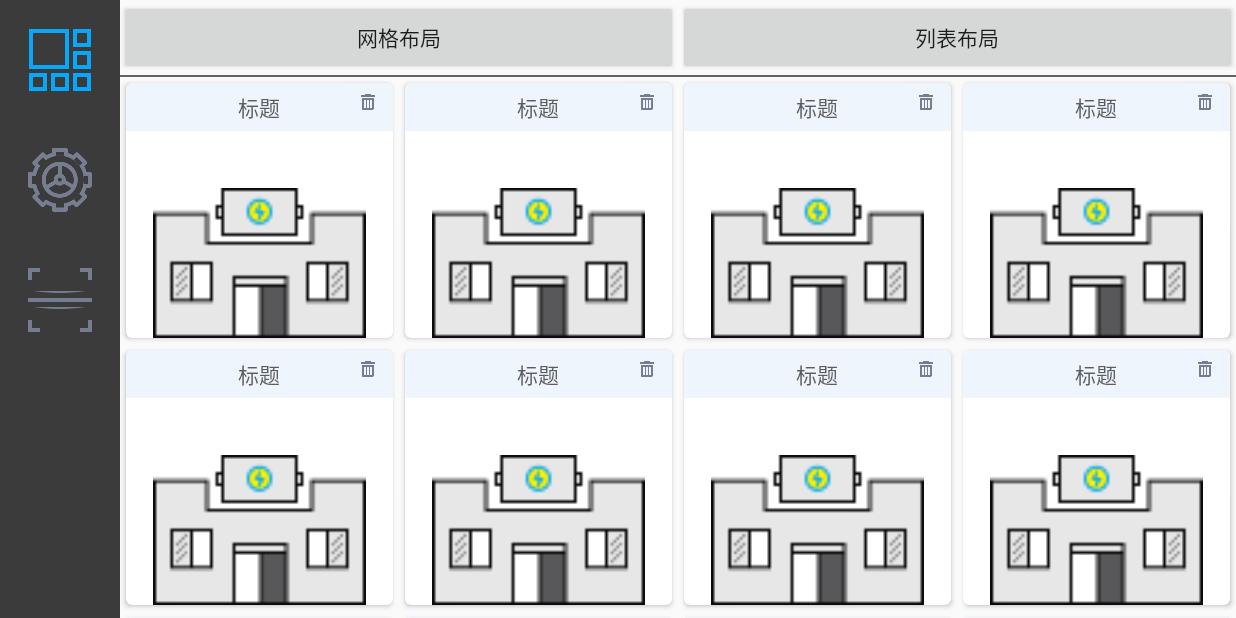
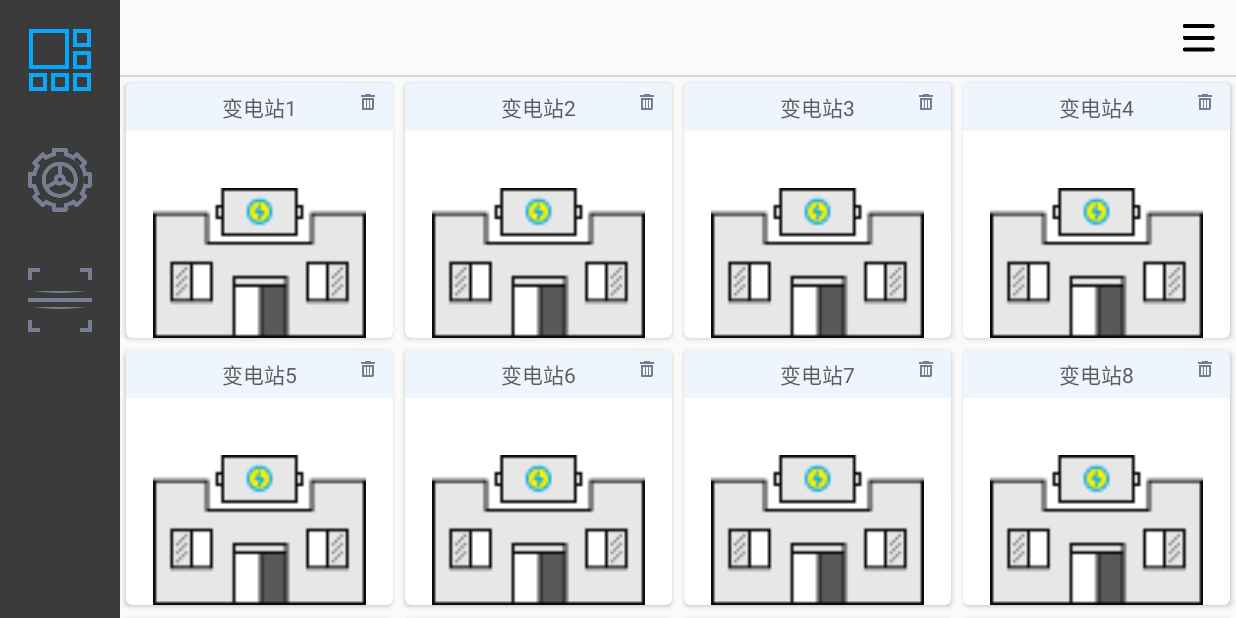
Before and after one commit to chenguo4930/biaoqian, an Android app: the fragment HomeFragment placed in its activity, on a phone screen of 824 x 412 dp (held sideways). Run offline under Robolectric (Android 15) with nearby library versions, the phone set to English and light mode, and no system bars; our stand-ins replace RxJava; libraries missing offline, so code that uses them is left out: com.github.ikidou.fragmentBackHandler, me.weyye.hipermission.

Commit message:
首页增加了menu菜单

```diff
--- a/app/src/main/java/com/shenrui/label/biaoqian/database/BiaoQianSqliteOpenHelper.kt
+++ b/app/src/main/java/com/shenrui/label/biaoqian/database/BiaoQianSqliteOpenHelper.kt
@@ -49,7 +49,7 @@ class BookSqliteOpenHelper(private val myContext: Context) : SQLiteOpenHelper(my
             val myOutput = FileOutputStream(outFileName)
             val buffer = ByteArray(1024)
             var length: Int
-//            while ((length = myInput!!.read(buffer)) > 0) {
+//            while ((length = myInput.read(buffer)) > 0) {
 //                myOutput.write(buffer, 0, length)
 //            }
             myOutput.flush()
--- a/app/src/main/java/com/shenrui/label/biaoqian/ui/adapter/HomeGridAdapter.kt
+++ b/app/src/main/java/com/shenrui/label/biaoqian/ui/adapter/HomeGridAdapter.kt
@@ -20,10 +20,10 @@ class HomeGridAdapter(context2: Context, list2: ArrayList<SubStation>) : Recycle
     var inter: MyInter? = null
 
     override fun onBindViewHolder(holder: MyViewHolder, position: Int) {
-        holder?.name?.text = list[position].name
+        holder?.name?.text = list[position].sub_name
 
         holder!!.itemView.setOnClickListener {
-            inter?.testStr(list[position].name)
+            inter?.testStr(list[position].sub_name)
         }
     }
 
--- a/app/src/main/java/com/shenrui/label/biaoqian/ui/adapter/HomeGridListAdapter.kt
+++ b/app/src/main/java/com/shenrui/label/biaoqian/ui/adapter/HomeGridListAdapter.kt
@@ -41,10 +41,10 @@ class HomeGridListAdapter(private val mItems: List<SubStation>,
     override fun onBindViewHolder(holder: ItemViewHolder, position: Int) {
 //        val item = mItems[position % 4]
 //        holder.nameTv.text = item.name
-        holder.nameTv.text = mItems[position].name
+        holder.nameTv.text = mItems[position].sub_name
 
         holder.itemView.setOnClickListener {
-            mOnItemClickListener?.onStationItemClick(mItems[position].name)
+            mOnItemClickListener?.onStationItemClick(mItems[position].sub_name)
         }
         holder.delteImg.setOnClickListener {
             mOnItemClickListener?.onDeleteItemClick(mItems[position])
--- a/app/src/main/java/com/shenrui/label/biaoqian/ui/adapter/HomeListAdapter.kt
+++ b/app/src/main/java/com/shenrui/label/biaoqian/ui/adapter/HomeListAdapter.kt
@@ -20,10 +20,10 @@ class HomeListAdapter(context2: Context, list2: ArrayList<SubStation>) : Recycle
     var inter: MyInter? = null
 
     override fun onBindViewHolder(holder: MyViewHolder, position: Int) {
-        holder.name.text = list[position].name
+        holder.name.text = list[position].sub_name
 
         holder.itemView.setOnClickListener {
-            inter?.testStr(list[position].name)
+            inter?.testStr(list[position].sub_name)
         }
     }
 
--- a/app/src/main/res/layout/fragment_home.xml
+++ b/app/src/main/res/layout/fragment_home.xml
@@ -2,33 +2,28 @@
     android:layout_width="match_parent"
     android:layout_height="match_parent">
 
-    <LinearLayout
+    <RelativeLayout
         android:id="@+id/grid_layout"
         android:layout_width="match_parent"
-        android:layout_height="50dp"
+        android:layout_height="@dimen/title_height"
         android:orientation="horizontal">
 
-        <Button
-            android:id="@+id/grid_btn"
-            android:layout_width="0dp"
+        <ImageView
+            android:id="@+id/img_menu"
+            android:layout_width="50dp"
             android:layout_height="match_parent"
-            android:layout_weight="1"
-            android:text="网格布局" />
-
-        <Button
-            android:id="@+id/list_btn"
-            android:layout_width="0dp"
-            android:layout_height="match_parent"
-            android:layout_weight="1"
-            android:text="列表布局" />
-    </LinearLayout>
+            android:layout_alignParentRight="true"
+            android:foreground="?android:attr/selectableItemBackground"
+            android:scaleType="centerInside"
+            android:src="@mipmap/icon_menu" />
+    </RelativeLayout>
 
     <View
         android:id="@+id/line"
         android:layout_width="match_parent"
         android:layout_height="1dp"
         android:layout_below="@+id/grid_layout"
-        android:background="@color/black_60" />
+        android:background="@color/black_15" />
 
     <android.support.v7.widget.RecyclerView
         android:id="@+id/converting_station_rv"
--- a/app/src/main/res/layout/fragment_test.xml
+++ b/app/src/main/res/layout/fragment_test.xml
@@ -7,7 +7,7 @@
 
     <LinearLayout
         android:layout_width="match_parent"
-        android:layout_height="50dp"
+        android:layout_height="@dimen/title_height"
         android:background="@color/white"
         android:orientation="horizontal">
 
--- /dev/null
+++ b/app/src/main/res/values/dimens.xml
@@ -0,0 +1,4 @@
+<?xml version="1.0" encoding="utf-8"?>
+<resources>
+    <dimen name="title_height">50dp</dimen>
+</resources>
```
Also changed, not shown: app/src/main/java/com/shenrui/label/biaoqian/ui/fragment/HomeFragment.kt (+50 -6 lines), app/src/main/java/com/shenrui/label/biaoqian/ui/view/AppBasePopupWindow.java (added, +73 -0 lines), app/src/main/res/layout/pop_home_menu.xml (added, +25 -0 lines), app/src/main/res/mipmap-xxhdpi/icon_menu.png (added).
